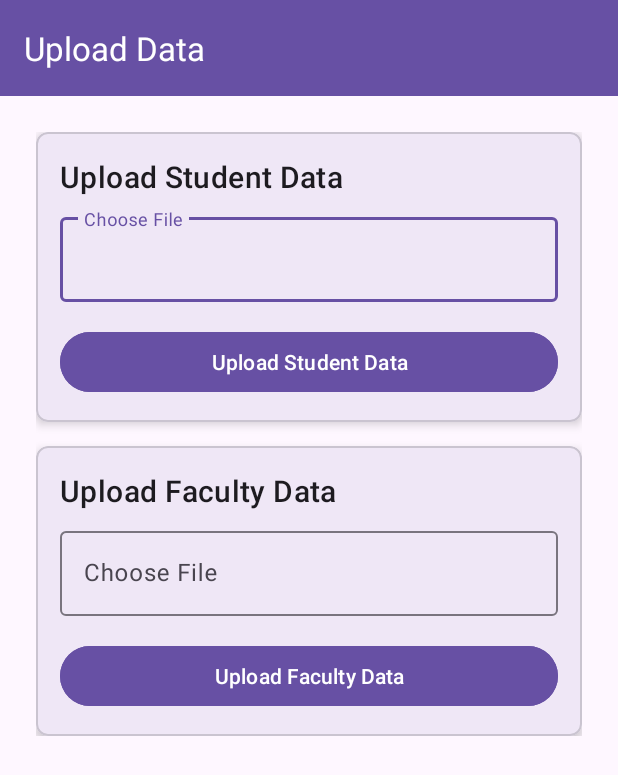
After one commit to KaranBankar/SGGSIE-T, an Android app: the UploadData screen opened directly, with no data from a screen before it, on a phone screen of 412 x 824 dp. The commit adds this screen. Shown: the top 775 px of the screen. Run offline under Robolectric (Android 15) with nearby library versions, the phone set to English and light mode, and no system bars; our stand-ins replace Firebase (no records; nobody signed in at launch, a user with empty details on screens opened directly).

Commit message:
added adddata code

```diff
--- a/app/build.gradle.kts
+++ b/app/build.gradle.kts
@@ -62,4 +62,5 @@ dependencies {
 
     // MPAndroidChart Library (Fixed Version Format)
     implementation("com.github.PhilJay:MPAndroidChart:3.1.0")
+    implementation("com.google.firebase:firebase-storage:19.2.2")
 }
--- a/app/src/main/java/com/example/sggsiet/AdminModule/PrincipalDashboard.java
+++ b/app/src/main/java/com/example/sggsiet/AdminModule/PrincipalDashboard.java
@@ -1,26 +1,41 @@
 package com.example.sggsiet.AdminModule;
 
+import android.content.Intent;
 import android.os.Bundle;
+import android.widget.LinearLayout;
 
 import androidx.activity.EdgeToEdge;
 import androidx.appcompat.app.AppCompatActivity;
+import androidx.cardview.widget.CardView;
 import androidx.core.graphics.Insets;
 import androidx.core.view.ViewCompat;
 import androidx.core.view.WindowInsetsCompat;
 
 import com.example.sggsiet.R;
+import com.google.android.material.card.MaterialCardView;
 
 public class PrincipalDashboard extends AppCompatActivity {
+    private CardView addalldata;
 
     @Override
     protected void onCreate(Bundle savedInstanceState) {
         super.onCreate(savedInstanceState);
         EdgeToEdge.enable(this);
         setContentView(R.layout.activity_principal_dashboard);
+
+
         ViewCompat.setOnApplyWindowInsetsListener(findViewById(R.id.main), (v, insets) -> {
             Insets systemBars = insets.getInsets(WindowInsetsCompat.Type.systemBars());
             v.setPadding(systemBars.left, systemBars.top, systemBars.right, systemBars.bottom);
             return insets;
         });
+
+
+
+
+        addalldata=findViewById(R.id.addalldata);
+        addalldata.setOnClickListener(view -> {
+            startActivity(new Intent(this,UploadData.class));
+        });
     }
 }
--- /dev/null
+++ b/app/src/main/java/com/example/sggsiet/AdminModule/UploadData.java
@@ -0,0 +1,99 @@
+package com.example.sggsiet.AdminModule;
+
+import android.app.ProgressDialog;
+import android.content.Intent;
+import android.net.Uri;
+import android.os.Bundle;
+import android.view.View;
+import android.widget.Button;
+import android.widget.Toast;
+import com.example.sggsiet.R;
+import androidx.annotation.NonNull;
+import androidx.annotation.Nullable;
+import androidx.appcompat.app.AppCompatActivity;
+
+import com.google.android.material.textfield.TextInputEditText;
+import com.google.firebase.storage.FirebaseStorage;
+import com.google.firebase.storage.StorageReference;
+import com.google.firebase.storage.UploadTask;
+
+public class UploadData extends AppCompatActivity {
+
+    private static final int PICK_STUDENT_FILE_REQUEST = 1;
+    private static final int PICK_FACULTY_FILE_REQUEST = 2;
+
+    private TextInputEditText studentFileInput;
+    private TextInputEditText facultyFileInput;
+    private Uri studentFileUri;
+    private Uri facultyFileUri;
+    private ProgressDialog progressDialog;
+
+    private FirebaseStorage firebaseStorage;
+    private StorageReference storageReference;
+
+    @Override
+    protected void onCreate(Bundle savedInstanceState) {
+        super.onCreate(savedInstanceState);
+        setContentView(R.layout.activity_upload_data);
+
+        studentFileInput = findViewById(R.id.studentFile);
+        facultyFileInput = findViewById(R.id.facultyFile);
+        Button uploadStudentButton = findViewById(R.id.uploadstudent);
+        Button uploadFacultyButton = findViewById(R.id.uploadfacult);
+
+        firebaseStorage = FirebaseStorage.getInstance();
+        storageReference = firebaseStorage.getReference();
+
+        studentFileInput.setOnClickListener(v -> openFileChooser(PICK_STUDENT_FILE_REQUEST));
+        facultyFileInput.setOnClickListener(v -> openFileChooser(PICK_FACULTY_FILE_REQUEST));
+
+        uploadStudentButton.setOnClickListener(v -> uploadFile(studentFileUri, "students"));
+        uploadFacultyButton.setOnClickListener(v -> uploadFile(facultyFileUri, "faculty"));
+    }
+
+    private void openFileChooser(int requestCode) {
+        Intent intent = new Intent();
+        intent.setType("*/*");
+        intent.setAction(Intent.ACTION_GET_CONTENT);
+        startActivityForResult(intent, requestCode);
+    }
+
+    @Override
+    protected void onActivityResult(int requestCode, int resultCode, @Nullable Intent data) {
+        super.onActivityResult(requestCode, resultCode, data);
+        if (resultCode == RESULT_OK && data != null && data.getData() != null) {
+            if (requestCode == PICK_STUDENT_FILE_REQUEST) {
+                studentFileUri = data.getData();
+                studentFileInput.setText(studentFileUri.getLastPathSegment());
+            } else if (requestCode == PICK_FACULTY_FILE_REQUEST) {
+                facultyFileUri = data.getData();
+                facultyFileInput.setText(facultyFileUri.getLastPathSegment());
+            }
+        }
+    }
+
+    private void uploadFile(Uri fileUri, String folder) {
+        if (fileUri != null) {
+            progressDialog = new ProgressDialog(this);
+            progressDialog.setTitle("Uploading...");
+            progressDialog.show();
+
+            StorageReference fileReference = storageReference.child(folder + "/" + System.currentTimeMillis() + "_" + fileUri.getLastPathSegment());
+            fileReference.putFile(fileUri)
+                    .addOnSuccessListener(taskSnapshot -> {
+                        progressDialog.dismiss();
+                        Toast.makeText(UploadData.this, "Upload successful", Toast.LENGTH_SHORT).show();
+                    })
+                    .addOnFailureListener(e -> {
+                        progressDialog.dismiss();
+                        Toast.makeText(UploadData.this, "Upload failed: " + e.getMessage(), Toast.LENGTH_SHORT).show();
+                    })
+                    .addOnProgressListener(snapshot -> {
+                        double progress = (100.0 * snapshot.getBytesTransferred() / snapshot.getTotalByteCount());
+                        progressDialog.setMessage("Uploaded " + (int) progress + "%...");
+                    });
+        } else {
+            Toast.makeText(this, "No file selected", Toast.LENGTH_SHORT).show();
+        }
+    }
+}
--- /dev/null
+++ b/app/src/main/res/layout/activity_upload_data.xml
@@ -0,0 +1,121 @@
+<?xml version="1.0" encoding="utf-8"?>
+<RelativeLayout xmlns:android="http://schemas.android.com/apk/res/android"
+    xmlns:app="http://schemas.android.com/apk/res-auto"
+    xmlns:tools="http://schemas.android.com/tools"
+    android:layout_width="match_parent"
+    android:layout_height="match_parent"
+    tools:context=".AdminModule.UploadData">
+
+    <!-- Toolbar -->
+    <com.google.android.material.appbar.MaterialToolbar
+        android:id="@+id/topAppBar"
+        android:layout_width="match_parent"
+        android:layout_height="?attr/actionBarSize"
+        android:background="?attr/colorPrimary"
+        android:theme="@style/ThemeOverlay.MaterialComponents.ActionBar"
+        app:title="Upload Data"
+        app:titleTextColor="@android:color/white" />
+
+    <!-- ScrollView to handle content scrolling -->
+    <ScrollView
+        android:layout_width="match_parent"
+        android:layout_height="match_parent"
+        android:layout_below="@id/topAppBar"
+        android:padding="16dp">
+
+        <LinearLayout
+            android:layout_width="match_parent"
+            android:layout_height="wrap_content"
+            android:orientation="vertical"
+            android:padding="8dp">
+
+            <!-- CardView for Student Data -->
+            <com.google.android.material.card.MaterialCardView
+                android:layout_width="match_parent"
+                android:layout_height="wrap_content"
+                android:layout_marginBottom="16dp"
+                app:cardCornerRadius="8dp"
+                app:cardElevation="4dp">
+
+                <LinearLayout
+                    android:layout_width="match_parent"
+                    android:layout_height="wrap_content"
+                    android:orientation="vertical"
+                    android:padding="16dp">
+
+                    <TextView
+                        android:layout_width="wrap_content"
+                        android:layout_height="wrap_content"
+                        android:text="Upload Student Data"
+                        android:textAppearance="@style/TextAppearance.MaterialComponents.Headline6" />
+
+                    <com.google.android.material.textfield.TextInputLayout
+                        android:layout_width="match_parent"
+                        android:layout_height="wrap_content"
+                        android:layout_marginTop="8dp">
+
+                        <com.google.android.material.textfield.TextInputEditText
+                            android:id="@+id/studentFile"
+                            android:layout_width="match_parent"
+                            android:layout_height="wrap_content"
+                            android:hint="Choose File"
+                            android:inputType="text" />
+                    </com.google.android.material.textfield.TextInputLayout>
+
+                    <Button
+                        android:layout_width="match_parent"
+                        android:layout_height="wrap_content"
+                        android:layout_marginTop="16dp"
+                        android:id="@+id/uploadstudent"
+                        android:backgroundTint="?attr/colorPrimary"
+                        android:text="Upload Student Data"
+                        android:textColor="@android:color/white" />
+                </LinearLayout>
+            </com.google.android.material.card.MaterialCardView>
+
+            <!-- CardView for Faculty Data -->
+            <com.google.android.material.card.MaterialCardView
+                android:layout_width="match_parent"
+                android:layout_height="wrap_content"
+                app:cardCornerRadius="8dp"
+                app:cardElevation="4dp">
+
+                <LinearLayout
+                    android:layout_width="match_parent"
+                    android:layout_height="wrap_content"
+                    android:orientation="vertical"
+                    android:padding="16dp">
+
+                    <TextView
+                        android:layout_width="wrap_content"
+                        android:layout_height="wrap_content"
+                        android:text="Upload Faculty Data"
+                        android:textAppearance="@style/TextAppearance.MaterialComponents.Headline6" />
+
+                    <com.google.android.material.textfield.TextInputLayout
+                        android:layout_width="match_parent"
+                        android:layout_height="wrap_content"
+                        android:layout_marginTop="8dp">
+
+                        <com.google.android.material.textfield.TextInputEditText
+                            android:id="@+id/facultyFile"
+                            android:layout_width="match_parent"
+                            android:layout_height="wrap_content"
+                            android:hint="Choose File"
+                            android:inputType="text" />
+                    </com.google.android.material.textfield.TextInputLayout>
+
+                    <Button
+                        android:layout_width="match_parent"
+                        android:layout_height="wrap_content"
+                        android:layout_marginTop="16dp"
+                        android:id="@+id/uploadfacult"
+
+                        android:backgroundTint="?attr/colorPrimary"
+                        android:text="Upload Faculty Data"
+                        android:textColor="@android:color/white" />
+                </LinearLayout>
+            </com.google.android.material.card.MaterialCardView>
+        </LinearLayout>
+    </ScrollView>
+</RelativeLayout>
--- a/app/src/main/res/layout/item_academic_action.xml
+++ b/app/src/main/res/layout/item_academic_action.xml
@@ -116,6 +116,7 @@ app:cardElevation="8dp">
 android:layout_width="0dp"
 android:layout_height="120dp"
 android:layout_columnWeight="1"
+    android:id="@+id/addalldata"
 android:layout_margin="8dp"
 app:cardCornerRadius="16dp"
 app:cardElevation="8dp">
@@ -135,7 +136,7 @@ app:cardElevation="8dp">
     <TextView
         android:layout_width="wrap_content"
         android:layout_height="wrap_content"
-        android:text="Attendance"
+        android:text="Add Data"
         android:layout_gravity="center"
         android:layout_marginTop="8dp"
         android:textStyle="bold"/>
```
Also changed, not shown: app/src/main/AndroidManifest.xml (+8 -6 lines).
